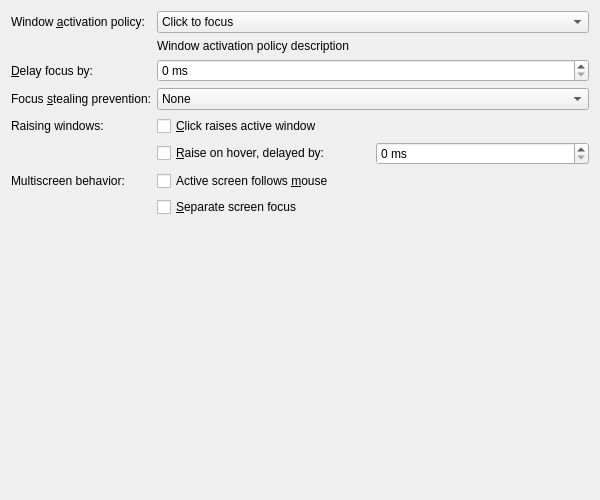
KDE/kwin, file src/kcms/options/focus.ui: the form before one commit.
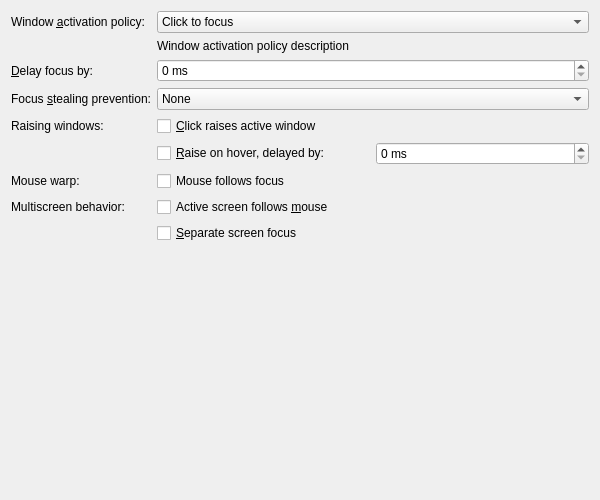
The form after the commit.

Commit message: workspace: add optional mouse follows focus behavior

What changed in the file:
```diff
--- a/src/kcms/options/focus.ui
+++ b/src/kcms/options/focus.ui
@@ -191,13 +191,30 @@
       </layout>
      </item>
      <item row="6" column="0">
+        <widget class="QLabel" name="mouseWarpLabel">
+         <property name="text">
+          <string>Mouse warp:</string>
+         </property>
+        </widget>
+       </item>
+       <item row="6" column="1">
+        <widget class="QCheckBox" name="kcfg_MouseFollowsFocus">
+         <property name="whatsThis">
+          <string>When this option is enabled, the mouse cursor will always be kept in the focused window. This means that when opening a new window, switching tasks, or moving a window, the cursor will automatically be moved into the focused window.</string>
+         </property>
+         <property name="text">
+          <string>Mouse follows focus</string>
+         </property>
+        </widget>
+       </item>
+     <item row="7" column="0">
       <widget class="QLabel" name="multiscreenBehaviorLabel">
        <property name="text">
         <string>Multiscreen behavior:</string>
        </property>
       </widget>
      </item>
-     <item row="6" column="1">
+     <item row="7" column="1">
       <widget class="QCheckBox" name="kcfg_ActiveMouseScreen">
        <property name="whatsThis">
         <string>When this option is enabled, the active screen (where new windows appear, for example) is the screen containing the mouse pointer. When disabled, the active screen is the screen containing the focused window.</string>
@@ -207,7 +224,7 @@
        </property>
       </widget>
      </item>
-     <item row="7" column="1">
+     <item row="8" column="1">
       <widget class="QCheckBox" name="kcfg_SeparateScreenFocus">
        <property name="whatsThis">
         <string>When this option is enabled, focus operations are limited only to the active screen</string>
```
The commit also changes 8 other files.
